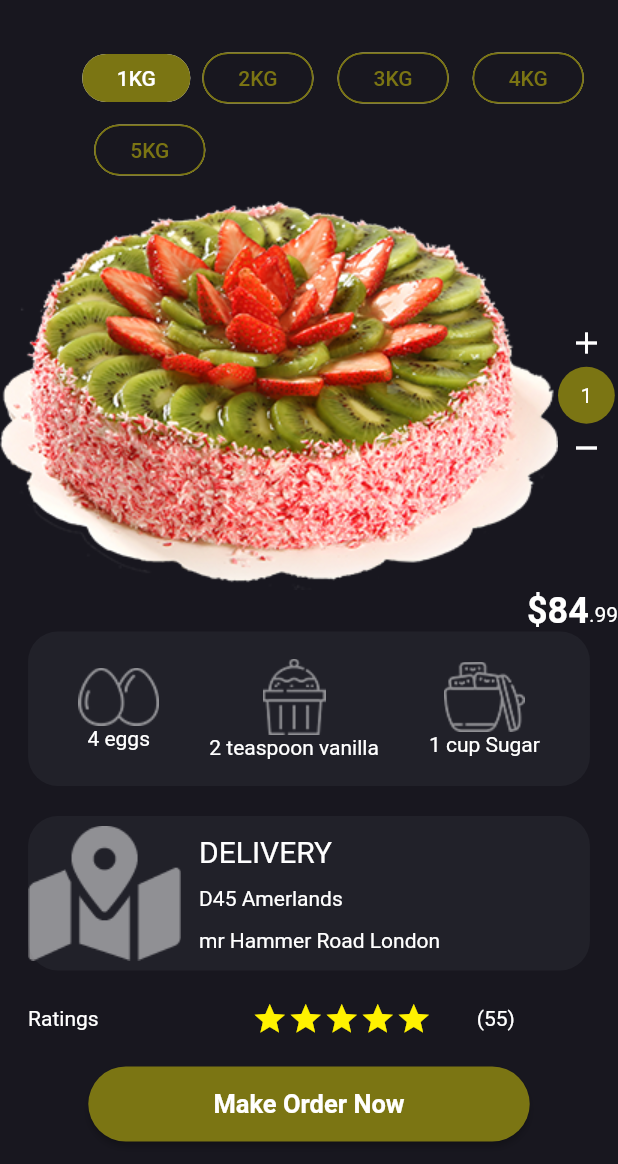
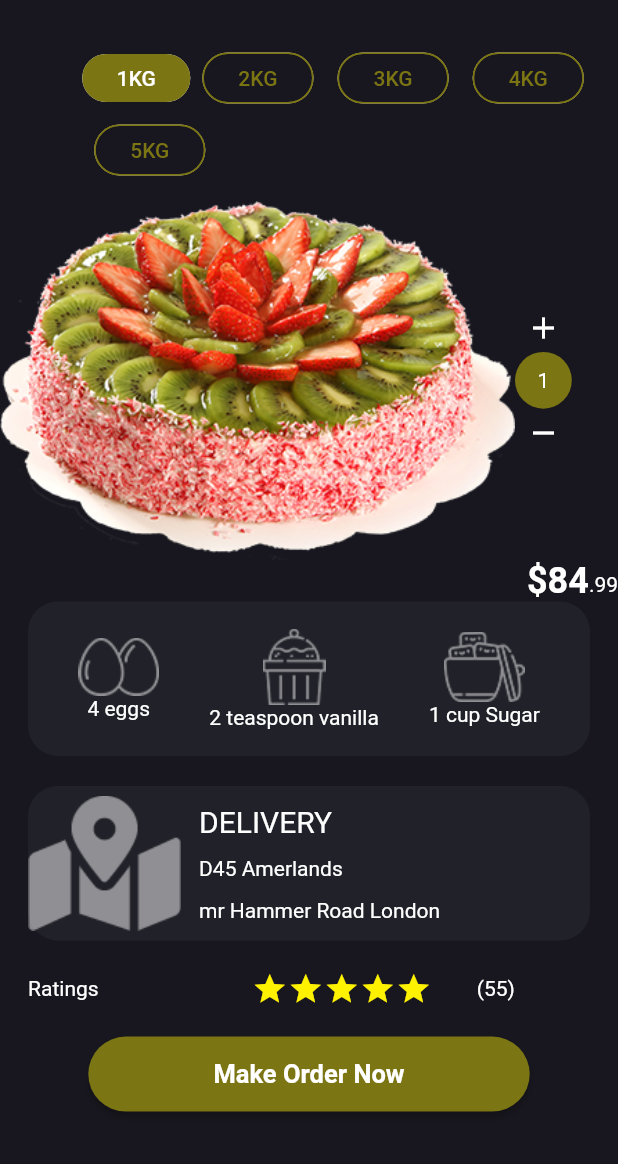
Before and after one commit to trey-rosius/cake_app, a Flutter app: the screen it shows after launch, on a phone screen of 412 x 824 dp, the part 72-1236 px from its top. Run offline on Flutter 3.47's test engine with Material 2 defaults, Android fonts, the phone set to English and light mode, and no system bars.

Commit message:
modified width of cake image

```diff
--- a/lib/dark_home_screen.dart
+++ b/lib/dark_home_screen.dart
@@ -144,7 +144,10 @@ class _DarkHomeScreenState extends State<DarkHomeScreen> {
               ),
               Row(
                 children: <Widget>[
-                  Image.asset('images/cake.png'),
+                  Image.asset(
+                    'images/cake.png',
+                    width: MediaQuery.of(context).size.width / 1.2,
+                  ),
                   Column(
                     mainAxisAlignment: MainAxisAlignment.center,
                     crossAxisAlignment: CrossAxisAlignment.center,
@@ -303,8 +306,6 @@ class _DarkHomeScreenState extends State<DarkHomeScreen> {
                 padding: EdgeInsets.only(top: 10.0, bottom: 10.0),
                 width: size.width / 1.1,
                 child: Row(
-                  // mainAxisAlignment: MainAxisAlignment.spaceEvenly,
-                  // crossAxisAlignment: CrossAxisAlignment.start,
                   children: <Widget>[
                     Expanded(
                         child: Text(
--- a/lib/white_home_screen.dart
+++ b/lib/white_home_screen.dart
@@ -135,7 +135,10 @@ class _WhiteHomeScreenState extends State<WhiteHomeScreen> {
               ),
               Row(
                 children: <Widget>[
-                  Image.asset('images/cake.png'),
+                  Image.asset(
+                    'images/cake.png',
+                    width: MediaQuery.of(context).size.width / 1.2,
+                  ),
                   Column(
                     mainAxisAlignment: MainAxisAlignment.center,
                     crossAxisAlignment: CrossAxisAlignment.center,
```
